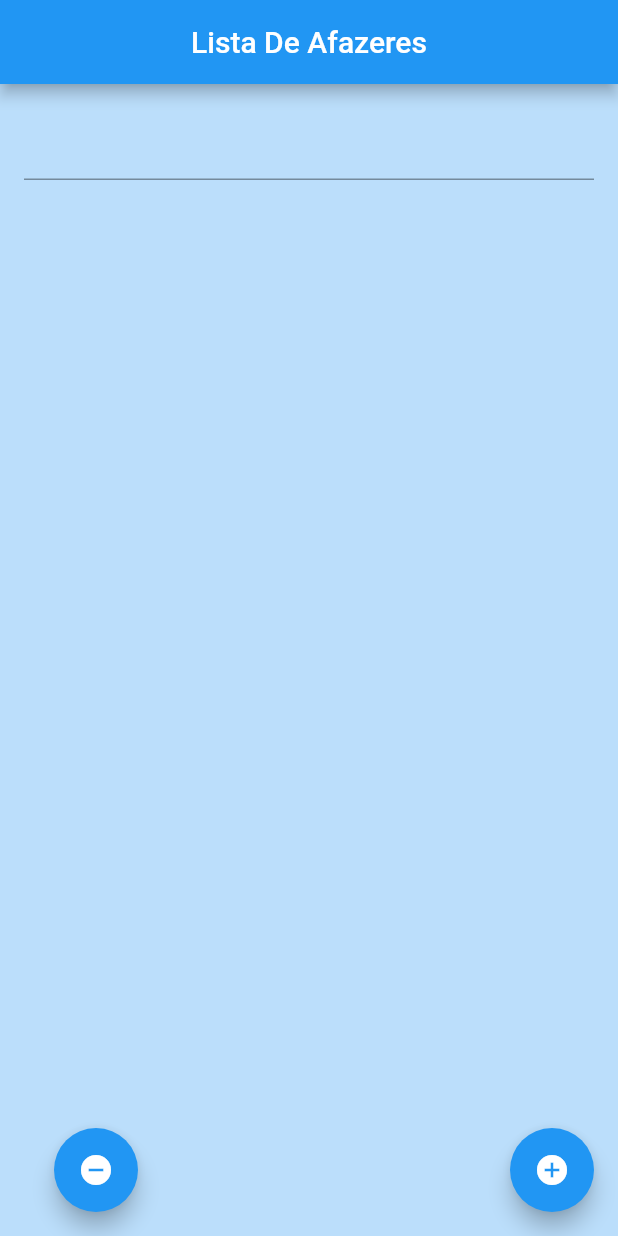
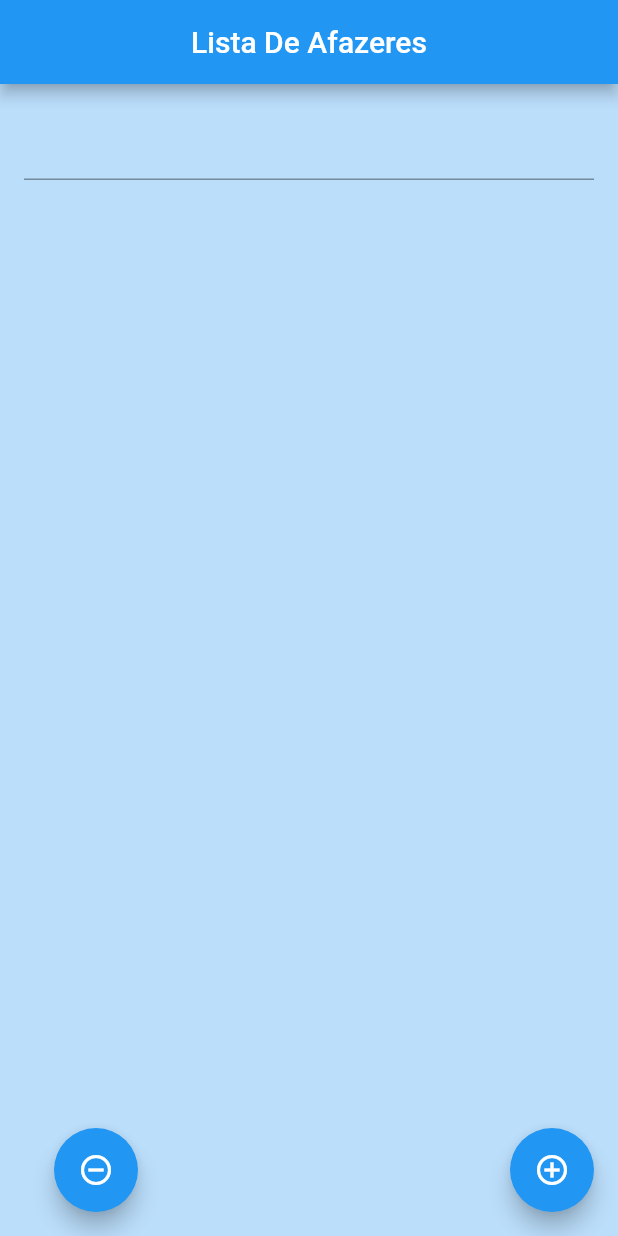
Before and after one commit to e-medeiros1/todo_list, a Flutter app: the screen it shows after launch, on a phone screen of 412 x 824 dp. Run offline on Flutter 3.47's test engine with Material 2 defaults, Android fonts, the phone set to English and light mode, and no system bars.

Commit message:
Refactoring old code

```diff
--- a/lib/main.dart
+++ b/lib/main.dart
@@ -1,11 +1,9 @@
 import 'package:flutter/material.dart';
-import 'package:flutter/widgets.dart';
-import 'package:to_do_list/todo_list_page.dart';
+import 'package:to_do_list/pages/home/home_page.dart';
 
 main() {
-  runApp(MyApp());
+  runApp(const MyApp());
 }
-
 class MyApp extends StatelessWidget {
   const MyApp({Key? key}) : super(key: key);
 
@@ -13,7 +11,7 @@ class MyApp extends StatelessWidget {
   Widget build(BuildContext context) {
     return const MaterialApp(
       debugShowCheckedModeBanner: false,
-      home:TodoListPage(),
+      home: HomePage(),
     );
   }
 }
--- a/lib/todo_list_page.dart
+++ b/lib/pages/home/home_page.dart
@@ -1,46 +1,42 @@
-// ignore_for_file: prefer_const_constructors
-
 import 'package:flutter/material.dart';
 
-class TodoListPage extends StatefulWidget {
-  const TodoListPage({Key? key}) : super(key: key);
+import 'widgets/floating_button.dart';
+import 'widgets/input.dart';
+
+class HomePage extends StatefulWidget {
+  const HomePage({Key? key}) : super(key: key);
 
   @override
-  _TodoListPageState createState() => _TodoListPageState();
+  _HomePageState createState() => _HomePageState();
 }
 
-class _TodoListPageState extends State<TodoListPage> {
+class _HomePageState extends State<HomePage> {
   final TextEditingController _textEditingController = TextEditingController();
   List<String> lista = [];
 
   @override
   Widget build(BuildContext context) {
     return Scaffold(
-      //Barra
       appBar: AppBar(
         backgroundColor: Colors.blue,
-        title: Center(
+        title: const Center(
           child: Text(
             'Lista De Afazeres',
             style: TextStyle(color: Colors.white),
           ),
         ),
       ),
-
-      //Body com padding
       body: Container(
         color: Colors.blue[100],
-        padding: EdgeInsets.all(16),
+        padding: const EdgeInsets.all(16),
         child: Column(
           children: [
-            TextField(
-              controller: _textEditingController,
-            ),
+            Input(textEditingController: _textEditingController),
             Container(
-              padding: EdgeInsets.all(10),
+              padding: const EdgeInsets.all(10),
               height: 310,
               child: ListView.separated(
-                separatorBuilder: (context, index) => Divider(),
+                separatorBuilder: (context, index) => const Divider(),
                 itemCount: lista.length,
                 itemBuilder: (context, index) {
                   return ListTile(
@@ -51,7 +47,7 @@ class _TodoListPageState extends State<TodoListPage> {
                     },
                     title: Text(
                       lista[index],
-                      style: TextStyle(fontSize: 15),
+                      style: const TextStyle(fontSize: 15),
                     ),
                   );
                 },
@@ -60,26 +56,22 @@ class _TodoListPageState extends State<TodoListPage> {
           ],
         ),
       ),
-
-      //Botão de adicionar
       floatingActionButton: SizedBox(
         width: 360,
         child: Row(
           mainAxisAlignment: MainAxisAlignment.spaceBetween,
           crossAxisAlignment: CrossAxisAlignment.end,
           children: [
-            FloatingActionButton(
-              backgroundColor: Colors.blue,
+            FloatingButton(
               onPressed: () {
                 setState(() {
-                  lista = [];
+                  lista.removeLast();
                 });
                 _textEditingController.clear();
               },
-              child: Icon(Icons.remove_circle),
+              icon: const Icon(Icons.remove_circle_outline_outlined),
             ),
-            FloatingActionButton(
-              backgroundColor: Colors.blue,
+            FloatingButton(
                 onPressed: () {
                   if (_textEditingController.text.isNotEmpty) {
                     setState(() {
@@ -88,8 +80,7 @@ class _TodoListPageState extends State<TodoListPage> {
                     _textEditingController.clear();
                   }
                 },
-              child: Icon(Icons.add_circle),
-            ),
+                icon: const Icon(Icons.add_circle_outline))
           ],
         ),
       ),
--- /dev/null
+++ b/lib/pages/home/widgets/floating_button.dart
@@ -0,0 +1,17 @@
+import 'package:flutter/material.dart';
+
+// ignore: must_be_immutable
+class FloatingButton extends StatelessWidget {
+  void Function()? onPressed;
+  Icon icon;
+  FloatingButton({Key? key, required this.onPressed, required this.icon}) : super(key: key);
+
+  @override
+  Widget build(BuildContext context) {
+    return FloatingActionButton(
+      backgroundColor: Colors.blue,
+      onPressed: onPressed,
+      child: icon,
+    );
+  }
+}
--- /dev/null
+++ b/lib/pages/home/widgets/input.dart
@@ -0,0 +1,17 @@
+import 'package:flutter/material.dart';
+
+class Input extends StatelessWidget {
+  const Input({
+    Key? key,
+    required TextEditingController textEditingController,
+  }) : _textEditingController = textEditingController, super(key: key);
+
+  final TextEditingController _textEditingController;
+
+  @override
+  Widget build(BuildContext context) {
+    return TextField(
+      controller: _textEditingController,
+    );
+  }
+}
```
Also changed, not shown: pubspec.lock, 40 other files. Lines whose indentation alone changed are shown as unchanged.
